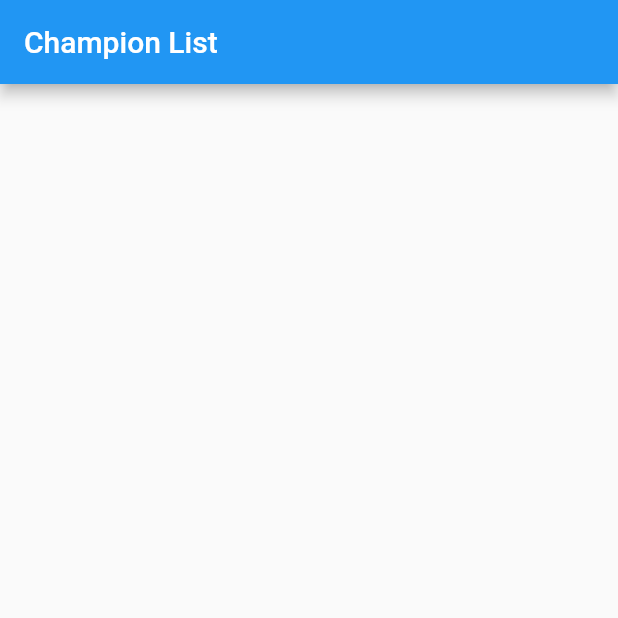
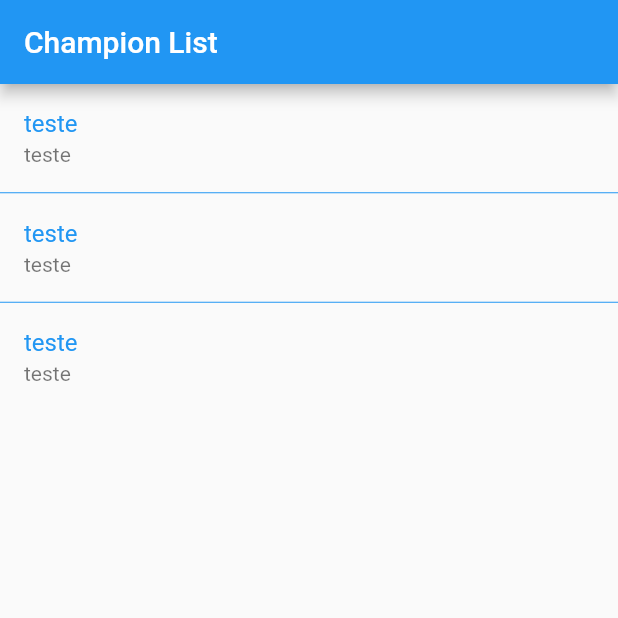
Before and after one commit to wellington-brito/league, a Flutter app: the screen it shows after launch, on a phone screen of 412 x 824 dp, the top half of it. Run offline on Flutter 3.47's test engine with Material 2 defaults, Android fonts, the phone set to English and light mode, and no system bars; our stand-ins replace get_it; network calls fail.

```diff
--- a/lib/models/api_response.dart
+++ b/lib/models/api_response.dart
@@ -3,5 +3,5 @@ class APIResponse<T>{
   bool error;
   String errorMessage;
 
-  APIResponse({required this.data, this.errorMessage, this.error=false});
+  APIResponse({required this.data, this.errorMessage = 'error', this.error=false});
 }
--- a/lib/views/champion_list.dart
+++ b/lib/views/champion_list.dart
@@ -1,6 +1,7 @@
 import 'package:flutter/cupertino.dart';
 import 'package:flutter/material.dart';
 import 'package:get_it/get_it.dart';
+import 'package:league/models/api_response.dart';
 import 'package:league/models/champion.dart';
 import 'package:league/services/champion_service.dart';
 
@@ -12,33 +13,48 @@ class ChampionList extends StatefulWidget{
 
 class _ChampionListState extends State<ChampionList> {
   ChampionService get service => GetIt.I<ChampionService>();
-
-  List<Champion> champions = [];
+  late APIResponse<List<Champion>> _apiResponse;
+  bool _isLoading = false;
 
   @override
   void initState() {
-    champions = service.getChampionList();
+    _fetchChampions();
     super.initState();
+  }
+
+  _fetchChampions() async {
+    setState(){
+      _isLoading = true;
+    }
+
+    _apiResponse = await service.getChampionList();
+
+    // setState(){
+    //   _isLoading = false;
+    // }
   }
 
   @override
   Widget build(BuildContext context){
     return Scaffold(
       appBar: AppBar(title: Text('Champion List')),
-      body: ListView.separated(
+      body: _isLoading ? CircularProgressIndicator() : ListView.separated(
           separatorBuilder: (_, __) => Divider(height: 1, color: Colors.blue),
           itemBuilder: (_, index){
             return ListTile(
             title: Text(
-                champions[index].name+' - '+champions[index].key,
+                //champions[index].name+' - '+champions[index].key,
+              'teste',
                 style: TextStyle(color: Theme.of(context).primaryColor),
             ),
             subtitle: Text(
-              champions[index].title,
+              // champions[index].title,
+              'teste'
             ),
             );
     },
-          itemCount: champions.length,
+          itemCount: 3,
+          //champions.length
       ),
     );
   }
```
Also changed, not shown: lib/models/champion.dart (+10 -0 lines), lib/services/champion_service.dart (+25 -12 lines), 1 other file.
